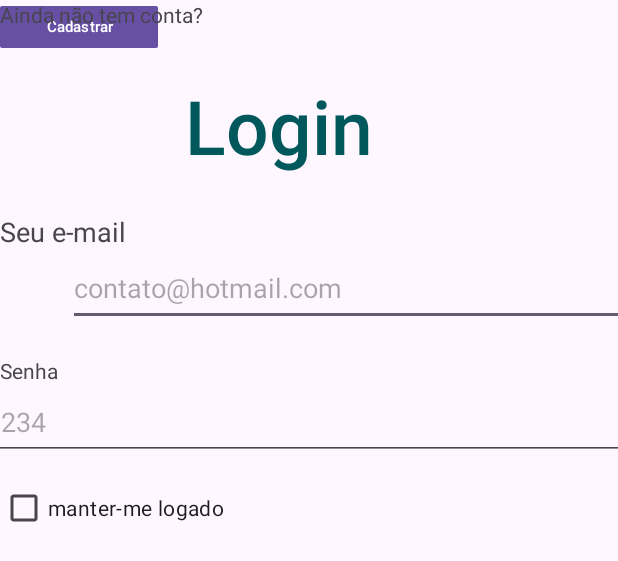
After one commit to Cla-rinha/Segundo-DS, an Android app: the layout tela02.xml on its own in the app's theme, with its tools: preview values and no code run, on a phone screen of 412 x 824 dp. The commit adds this screen. Shown: the top 561 px of the screen. Run offline under Robolectric (Android 15) with nearby library versions, the phone set to English and light mode, and no system bars.

Commit message:
Add files via upload

```diff
--- /dev/null
+++ b/PAMI/EtimPamIMariaClaraAtividadetelas/app/src/main/res/drawable/backbtn.xml
@@ -0,0 +1,6 @@
+<?xml version="1.0" encoding="utf-8"?>
+<shape xmlns:android="http://schemas.android.com/apk/res/android">
+<corners android:radius="5dp"></corners>
+    <solid android:color="#E08900"></solid>
+
+</shape>
--- a/PAMI/EtimPamIMariaClaraAtividadetelas/app/src/main/res/layout/tela01.xml
+++ b/PAMI/EtimPamIMariaClaraAtividadetelas/app/src/main/res/layout/tela01.xml
@@ -13,6 +13,7 @@
         android:layout_marginStart="15dp"
         android:layout_marginTop="30dp"
         android:layout_marginEnd="15dp"
+        android:fontFamily="sans-serif"
         android:text="CPF"
         android:textColor="#0054C1"
         app:layout_constraintEnd_toEndOf="parent"
@@ -100,8 +101,11 @@
         android:layout_marginStart="15dp"
         android:layout_marginTop="30dp"
         android:layout_marginEnd="15dp"
+        android:elegantTextHeight="false"
+        android:fontFamily="sans-serif"
         android:text="Nome"
         android:textColor="#0054C1"
+        android:textSize="15sp"
         app:layout_constraintEnd_toEndOf="parent"
         app:layout_constraintHorizontal_bias="1.0"
         app:layout_constraintStart_toStartOf="parent"
@@ -124,12 +128,13 @@
 
     <Button
         android:id="@+id/button"
-        android:layout_width="match_parent"
+        android:layout_width="380dp"
         android:layout_height="wrap_content"
         android:backgroundTint="#E08900"
         android:text="Continuar"
+        app:cornerRadius="1dp"
         app:layout_constraintEnd_toEndOf="parent"
-        app:layout_constraintHorizontal_bias="0.0"
+        app:layout_constraintHorizontal_bias="0.495"
         app:layout_constraintStart_toStartOf="parent"
         app:layout_constraintTop_toBottomOf="@+id/button2"
         tools:ignore="MissingConstraints" />
@@ -142,6 +147,7 @@
         android:backgroundTint="@color/white"
         android:text="Voltar"
         android:textColor="#E08900"
+
         app:layout_constraintEnd_toEndOf="parent"
         app:layout_constraintHorizontal_bias="0.0"
         app:layout_constraintStart_toStartOf="parent"
--- /dev/null
+++ b/PAMI/EtimPamIMariaClaraAtividadetelas/app/src/main/res/layout/tela02.xml
@@ -0,0 +1,118 @@
+<?xml version="1.0" encoding="utf-8"?>
+<androidx.constraintlayout.widget.ConstraintLayout xmlns:android="http://schemas.android.com/apk/res/android"
+    xmlns:app="http://schemas.android.com/apk/res-auto"
+    xmlns:tools="http://schemas.android.com/tools"
+    android:layout_width="match_parent"
+    android:layout_height="match_parent">
+
+    <EditText
+        android:id="@+id/editTextText"
+        android:layout_width="437dp"
+        android:layout_height="50dp"
+        android:layout_marginStart="45dp"
+        android:ems="10"
+        android:hint="contato@hotmail.com"
+        android:inputType="text"
+        app:layout_constraintEnd_toEndOf="parent"
+        app:layout_constraintHorizontal_bias="0.007"
+        app:layout_constraintStart_toStartOf="parent"
+        app:layout_constraintTop_toBottomOf="@+id/textView5"
+        tools:ignore="MissingConstraints" />
+
+    <EditText
+        android:id="@+id/editTextText6"
+        android:layout_width="437dp"
+        android:layout_height="50dp"
+        android:ems="10"
+        android:hint="1234"
+        android:inputType="text"
+        app:layout_constraintEnd_toEndOf="parent"
+        app:layout_constraintHorizontal_bias="0.559"
+        app:layout_constraintStart_toStartOf="parent"
+        app:layout_constraintTop_toBottomOf="@+id/textView6"
+        tools:ignore="MissingConstraints" />
+
+    <Button
+        android:id="@+id/button3"
+        android:layout_width="105dp"
+        android:layout_height="36dp"
+        android:text="Cadastrar"
+        android:textSize="10dp"
+        app:cornerRadius="1dp"
+        tools:ignore="MissingConstraints"
+        tools:layout_editor_absoluteX="374dp"
+        tools:layout_editor_absoluteY="487dp" />
+
+    <Button
+        android:id="@+id/button4"
+        android:layout_width="437dp"
+        android:layout_height="52dp"
+        android:layout_marginStart="213dp"
+        android:layout_marginTop="16dp"
+        android:layout_marginEnd="213dp"
+        android:text="Logar"
+        android:backgroundTint="#098394"
+        app:cornerRadius="1dp"
+        app:layout_constraintEnd_toEndOf="parent"
+        app:layout_constraintStart_toStartOf="parent"
+        app:layout_constraintTop_toBottomOf="@+id/checkBox"
+        tools:ignore="MissingConstraints" />
+
+    <CheckBox
+        android:id="@+id/checkBox"
+        android:layout_width="wrap_content"
+        android:layout_height="wrap_content"
+        android:layout_marginTop="8dp"
+        android:text="manter-me logado"
+        app:layout_constraintTop_toBottomOf="@+id/editTextText6"
+        tools:ignore="MissingConstraints"
+        tools:layout_editor_absoluteX="45dp" />
+
+    <TextView
+        android:id="@+id/textView"
+        android:layout_width="wrap_content"
+        android:layout_height="wrap_content"
+        android:layout_marginStart="180dp"
+        android:layout_marginTop="50dp"
+        android:layout_marginEnd="180dp"
+        android:fontFamily="sans-serif-medium"
+        android:text="Login"
+        android:textColor="#00585D"
+        android:textSize="50dp"
+        app:layout_constraintEnd_toEndOf="parent"
+        app:layout_constraintHorizontal_bias="0.781"
+        app:layout_constraintStart_toStartOf="parent"
+        app:layout_constraintTop_toTopOf="parent"
+        tools:ignore="MissingConstraints" />
+
+    <TextView
+        android:id="@+id/textView5"
+        android:layout_width="85dp"
+        android:layout_height="25dp"
+        android:layout_marginTop="92dp"
+        android:text="Seu e-mail"
+        android:textSize="18dp"
+        app:layout_constraintTop_toTopOf="@+id/textView"
+        tools:ignore="MissingConstraints"
+        tools:layout_editor_absoluteX="47dp" />
+
+    <TextView
+        android:id="@+id/textView6"
+        android:layout_width="wrap_content"
+        android:layout_height="wrap_content"
+        android:layout_marginTop="20dp"
+        android:text="Senha"
+        app:layout_constraintTop_toBottomOf="@+id/editTextText"
+        tools:layout_editor_absoluteX="47dp"
+        tools:ignore="MissingConstraints" />
+
+    <TextView
+        android:id="@+id/textView8"
+        android:layout_width="wrap_content"
+        android:layout_height="wrap_content"
+        android:text="Ainda não tem conta?"
+        tools:ignore="MissingConstraints"
+        tools:layout_editor_absoluteX="223dp"
+        tools:layout_editor_absoluteY="497dp" />
+
+</androidx.constraintlayout.widget.ConstraintLayout>
```
